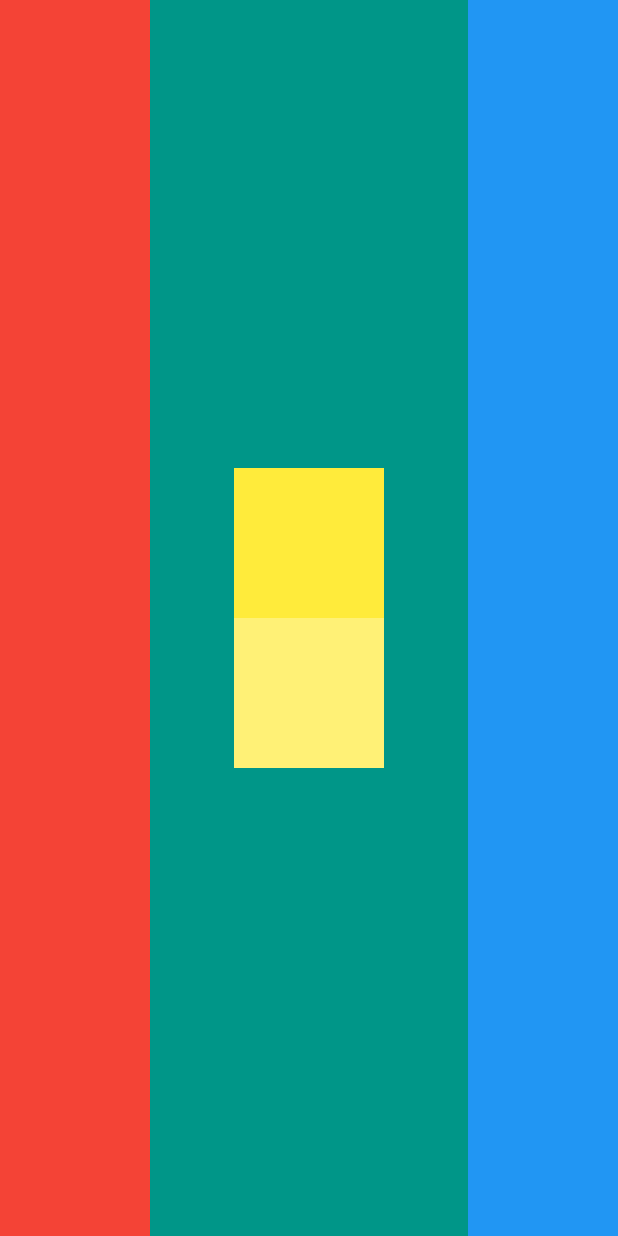
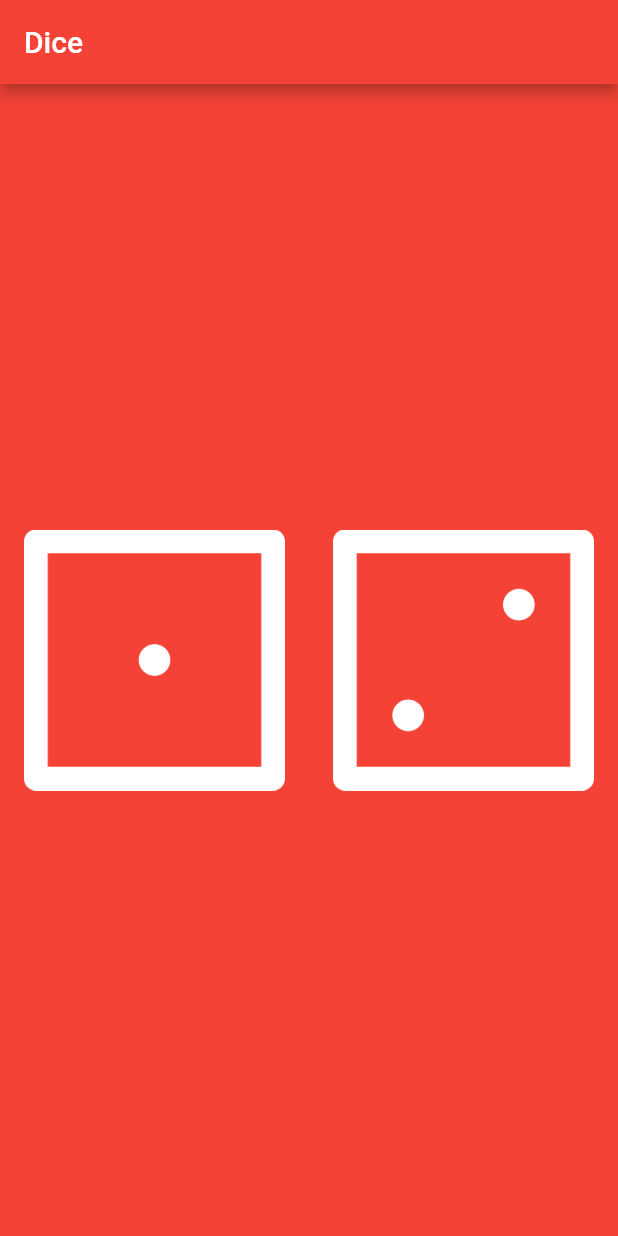
Before and after one commit to luthfifr/LearnFlutterUdemy, a Flutter app: the screen it shows after launch, on a phone screen of 412 x 824 dp. Run offline on Flutter 3.47's test engine with Material 2 defaults, Android fonts, the light colour scheme and no system bars.

Commit message:
setup the layout for the dice images

```diff
--- a/lib/main.dart
+++ b/lib/main.dart
@@ -11,40 +11,39 @@ class MyApp extends StatelessWidget {
   Widget build(BuildContext context) {
     return MaterialApp(
       home: Scaffold(
-        backgroundColor: Colors.teal,
+        appBar: AppBar(
+          title: Text('Dice'),
+          backgroundColor: Colors.red,
+        ),
+        backgroundColor: Colors.red,
         body: SafeArea(
-          child: Row(
-            crossAxisAlignment: CrossAxisAlignment.stretch,
-            children: <Widget>[
-              Container(
-                color: Colors.red,
-                width: 100.0,
-              ),
-              Expanded(
-                child: Column(
-                  mainAxisAlignment: MainAxisAlignment.center,
-                  children: <Widget>[
-                    Container(
-                      width: 100.0,
-                      height: 100.0,
-                      color: Colors.yellow,
-                    ),
-                    Container(
-                      width: 100.0,
-                      height: 100.0,
-                      color: Colors.yellow[300],
-                    ),
-                  ],
-                )
-              ),
-              Container(
-                color: Colors.blue,
-                width: 100.0,
-              )
-            ]
-          )
+          child: DicePage(),
         ),
       ),
     );
   }
 }
+
+class DicePage extends StatelessWidget {
+  @override
+  Widget build(BuildContext context) {
+    return Center(
+      child: Row(
+        children: <Widget>[
+          Expanded(
+            child: Padding(
+              padding: const EdgeInsets.all(16.0),
+              child: Image.asset('images/dice1.png'),
+            ),
+          ),
+          Expanded(
+            child: Padding(
+              padding: const EdgeInsets.all(16.0),
+              child: Image.asset('images/dice2.png'),
+            ),
+          ),
+        ],
+      ),
+    );
+  }
+}
```
